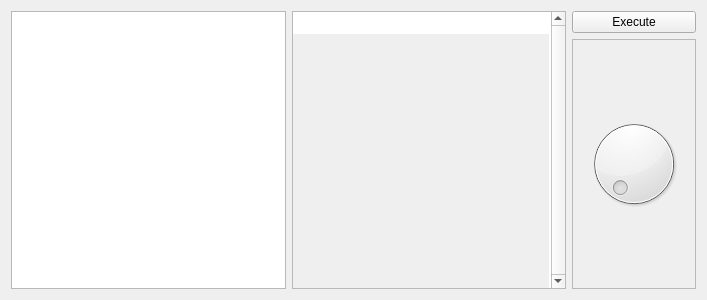
follower/qtjs-test, file qtjs-test/mainwindow.ui: the form before one commit.
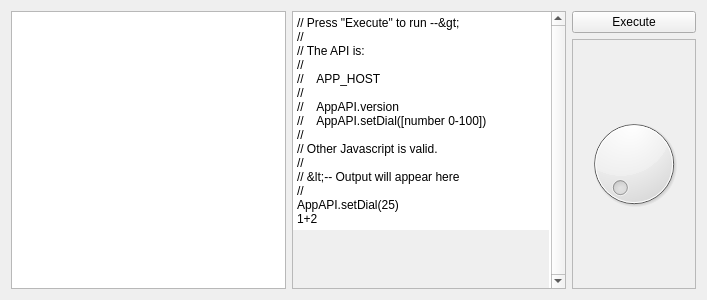
The form after the commit.

Commit message: Document the API & provide an example in the text entry.

```diff
--- a/qtjs-test/mainwindow.ui
+++ b/qtjs-test/mainwindow.ui
@@ -29,6 +29,23 @@
         <property name="verticalScrollBarPolicy">
          <enum>Qt::ScrollBarAlwaysOn</enum>
         </property>
+        <property name="plainText">
+         <string>// Press &quot;Execute&quot; to run --&gt;
+//
+// The API is:
+//
+//    APP_HOST
+//
+//    AppAPI.version
+//    AppAPI.setDial([number 0-100])
+//
+// Other Javascript is valid.
+//
+// &lt;-- Output will appear here
+//
+AppAPI.setDial(25)
+1+2</string>
+        </property>
         <property name="backgroundVisible">
          <bool>true</bool>
         </property>
```
